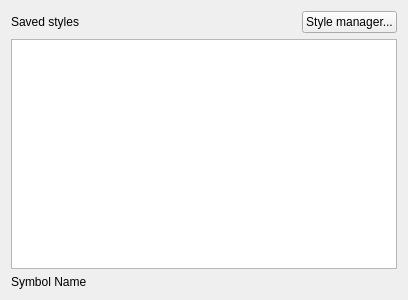
qgis/QGIS, file src/ui/symbollayer/widget_symbolslist.ui: the form before one commit.
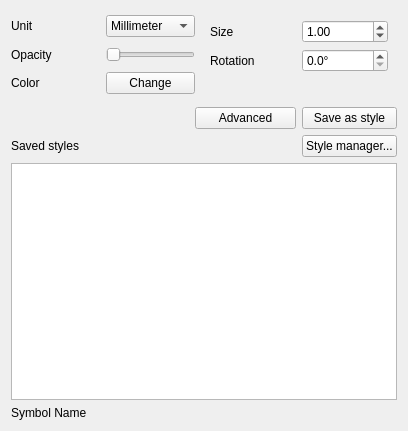
The form after the commit. The open tabs and pages were chosen to show the change. Custom widgets are drawn as their Qt base class.

Commit message: copy pasted a lot of code required for the widget from symbol selector; status - Compiles

```diff
--- a/src/ui/symbollayer/widget_symbolslist.ui
+++ b/src/ui/symbollayer/widget_symbolslist.ui
@@ -7,21 +7,253 @@
     <x>0</x>
     <y>0</y>
     <width>408</width>
-    <height>300</height>
+    <height>431</height>
    </rect>
   </property>
   <property name="windowTitle">
    <string>Form</string>
   </property>
-  <layout class="QGridLayout" name="gridLayout">
-   <item row="0" column="0">
+  <layout class="QGridLayout" name="gridLayout_4">
+   <item row="0" column="0" colspan="3">
+    <layout class="QGridLayout" name="gridLayout_5">
+     <item row="0" column="0" colspan="2">
+      <layout class="QGridLayout" name="gridLayout_3">
+       <item row="0" column="0">
+        <widget class="QLabel" name="mSymbolUnitLabel">
+         <property name="text">
+          <string>Unit</string>
+         </property>
+         <property name="buddy">
+          <cstring>mSymbolUnitComboBox</cstring>
+         </property>
+        </widget>
+       </item>
+       <item row="0" column="1">
+        <widget class="QComboBox" name="mSymbolUnitComboBox">
+         <item>
+          <property name="text">
+           <string>Millimeter</string>
+          </property>
+         </item>
+         <item>
+          <property name="text">
+           <string>Map unit</string>
+          </property>
+         </item>
+        </widget>
+       </item>
+       <item row="1" column="0">
+        <widget class="QLabel" name="mTransparencyLabel">
+         <property name="text">
+          <string>Opacity</string>
+         </property>
+         <property name="buddy">
+          <cstring>mTransparencySlider</cstring>
+         </property>
+        </widget>
+       </item>
+       <item row="1" column="1">
+        <widget class="QSlider" name="mTransparencySlider">
+         <property name="sizePolicy">
+          <sizepolicy hsizetype="Preferred" vsizetype="Fixed">
+           <horstretch>0</horstretch>
+           <verstretch>0</verstretch>
+          </sizepolicy>
+         </property>
+         <property name="maximum">
+          <number>255</number>
+         </property>
+         <property name="orientation">
+          <enum>Qt::Horizontal</enum>
+         </property>
+        </widget>
+       </item>
+       <item row="2" column="0">
+        <widget class="QLabel" name="label_5">
+         <property name="text">
+          <string>Color</string>
+         </property>
+         <property name="buddy">
+          <cstring>btnColor</cstring>
+         </property>
+        </widget>
+       </item>
+       <item row="2" column="1">
+        <widget class="QgsColorButtonV2" name="btnColor">
+         <property name="text">
+          <string>Change</string>
+         </property>
+        </widget>
+       </item>
+      </layout>
+     </item>
+     <item row="0" column="2" colspan="2">
+      <widget class="QStackedWidget" name="stackedWidget">
+       <property name="sizePolicy">
+        <sizepolicy hsizetype="Minimum" vsizetype="Preferred">
+         <horstretch>0</horstretch>
+         <verstretch>0</verstretch>
+        </sizepolicy>
+       </property>
+       <property name="currentIndex">
+        <number>2</number>
+       </property>
+       <widget class="QWidget" name="pageMarker">
+        <layout class="QGridLayout" name="gridLayout">
+         <item row="0" column="0">
+          <widget class="QLabel" name="label_2">
+           <property name="text">
+            <string>Size</string>
+           </property>
+          </widget>
+         </item>
+         <item row="0" column="1">
+          <widget class="QDoubleSpinBox" name="spinSize">
+           <property name="decimals">
+            <number>2</number>
+           </property>
+           <property name="maximum">
+            <double>99999.000000000000000</double>
+           </property>
+           <property name="value">
+            <double>1.000000000000000</double>
+           </property>
+          </widget>
+         </item>
+         <item row="1" column="0">
+          <widget class="QLabel" name="label_3">
+           <property name="text">
+            <string>Rotation</string>
+           </property>
+          </widget>
+         </item>
+         <item row="1" column="1">
+          <widget class="QDoubleSpinBox" name="spinAngle">
+           <property name="suffix">
+            <string>°</string>
+           </property>
+           <property name="decimals">
+            <number>1</number>
+           </property>
+           <property name="maximum">
+            <double>360.000000000000000</double>
+           </property>
+           <property name="singleStep">
+            <double>5.000000000000000</double>
+           </property>
+          </widget>
+         </item>
+         <item row="2" column="0" colspan="2">
+          <spacer name="horizontalSpacer_3">
+           <property name="orientation">
+            <enum>Qt::Horizontal</enum>
+           </property>
+           <property name="sizeHint" stdset="0">
+            <size>
+             <width>178</width>
+             <height>20</height>
+            </size>
+           </property>
+          </spacer>
+         </item>
+        </layout>
+       </widget>
+       <widget class="QWidget" name="pageLine">
+        <layout class="QGridLayout" name="gridLayout_2">
+         <item row="0" column="0">
+          <widget class="QLabel" name="label_4">
+           <property name="text">
+            <string>Width</string>
+           </property>
+          </widget>
+         </item>
+         <item row="0" column="2">
+          <widget class="QDoubleSpinBox" name="spinWidth">
+           <property name="decimals">
+            <number>5</number>
+           </property>
+           <property name="maximum">
+            <double>99999.000000000000000</double>
+           </property>
+           <property name="value">
+            <double>1.000000000000000</double>
+           </property>
+          </widget>
+         </item>
+         <item row="1" column="1">
+          <spacer name="horizontalSpacer_4">
+           <property name="orientation">
+            <enum>Qt::Horizontal</enum>
+           </property>
+           <property name="sizeHint" stdset="0">
+            <size>
+             <width>37</width>
+             <height>20</height>
+            </size>
+           </property>
+          </spacer>
+         </item>
+         <item row="2" column="1">
+          <spacer name="horizontalSpacer_5">
+           <property name="orientation">
+            <enum>Qt::Horizontal</enum>
+           </property>
+           <property name="sizeHint" stdset="0">
+            <size>
+             <width>37</width>
+             <height>20</height>
+            </size>
+           </property>
+          </spacer>
+         </item>
+        </layout>
+       </widget>
+       <widget class="QWidget" name="pageFill">
+        <layout class="QHBoxLayout" name="horizontalLayout_2">
+         <property name="margin">
+          <number>0</number>
+         </property>
+        </layout>
+       </widget>
+      </widget>
+     </item>
+     <item row="1" column="0">
+      <spacer name="horizontalSpacer">
+       <property name="orientation">
+        <enum>Qt::Horizontal</enum>
+       </property>
+       <property name="sizeHint" stdset="0">
+        <size>
+         <width>40</width>
+         <height>20</height>
+        </size>
+       </property>
+      </spacer>
+     </item>
+     <item row="1" column="1" colspan="2">
+      <widget class="QPushButton" name="btnAdvanced">
+       <property name="text">
+        <string>Advanced</string>
+       </property>
+      </widget>
+     </item>
+     <item row="1" column="3">
+      <widget class="QPushButton" name="btnAddToStyle">
+       <property name="text">
+        <string>Save as style</string>
+       </property>
+      </widget>
+     </item>
+    </layout>
+   </item>
+   <item row="1" column="0">
     <widget class="QLabel" name="label">
      <property name="text">
       <string>Saved styles</string>
      </property>
     </widget>
    </item>
-   <item row="0" column="1">
+   <item row="1" column="1">
     <spacer name="horizontalSpacer_2">
      <property name="orientation">
       <enum>Qt::Horizontal</enum>
@@ -34,14 +266,14 @@
      </property>
     </spacer>
    </item>
-   <item row="0" column="2">
+   <item row="1" column="2">
     <widget class="QPushButton" name="btnStyleManager">
      <property name="text">
       <string>Style manager...</string>
      </property>
     </widget>
    </item>
-   <item row="1" column="0" colspan="3">
+   <item row="2" column="0" colspan="3">
     <widget class="QListView" name="viewSymbols">
      <property name="sizePolicy">
       <sizepolicy hsizetype="Expanding" vsizetype="Expanding">
@@ -75,7 +307,7 @@
      </property>
     </widget>
    </item>
-   <item row="2" column="0">
+   <item row="3" column="0">
     <widget class="QLabel" name="lblSymbolName">
      <property name="text">
       <string>Symbol Name</string>
@@ -84,6 +316,13 @@
    </item>
   </layout>
  </widget>
+ <customwidgets>
+  <customwidget>
+   <class>QgsColorButtonV2</class>
+   <extends>QPushButton</extends>
+   <header>qgscolorbutton.h</header>
+  </customwidget>
+ </customwidgets>
  <resources/>
  <connections/>
 </ui>
```
Left out of the diff: 4 changed lines with no effect on the pictures. The commit also changes 3 other files.
